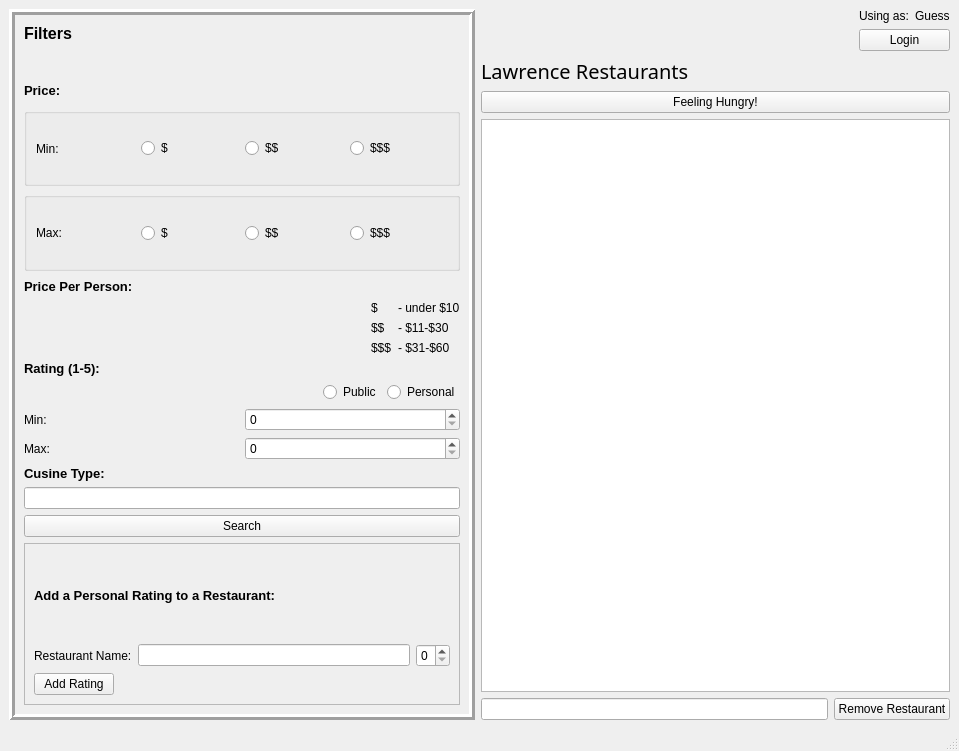
Qt form Yalp_Application/yalpwindow.ui (cedevera02/eecs448-project4) before a commit.
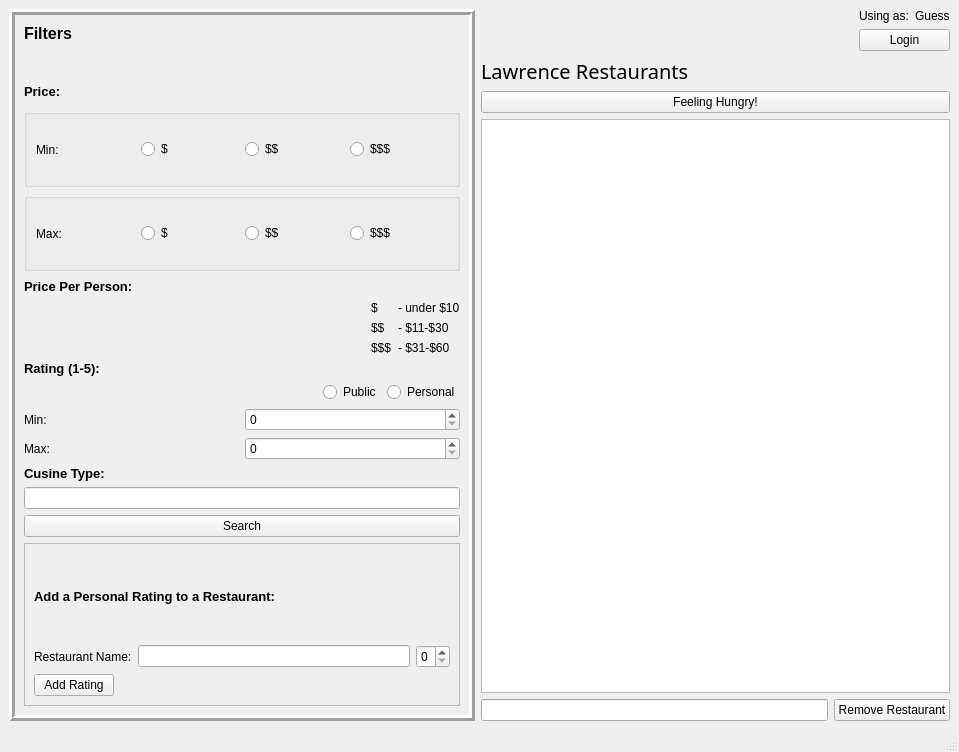
The same form after that commit.

Diff of the .ui file:
```diff
--- a/Yalp_Application/yalpwindow.ui
+++ b/Yalp_Application/yalpwindow.ui
@@ -7,7 +7,7 @@
     <x>0</x>
     <y>0</y>
     <width>959</width>
-    <height>751</height>
+    <height>752</height>
    </rect>
   </property>
   <property name="windowTitle">
@@ -538,6 +538,11 @@
           </item>
           <item>
            <widget class="QTextEdit" name="RestaurantTextEdit">
+            <property name="font">
+             <font>
+              <pointsize>12</pointsize>
+             </font>
+            </property>
             <property name="readOnly">
              <bool>true</bool>
             </property>
```
